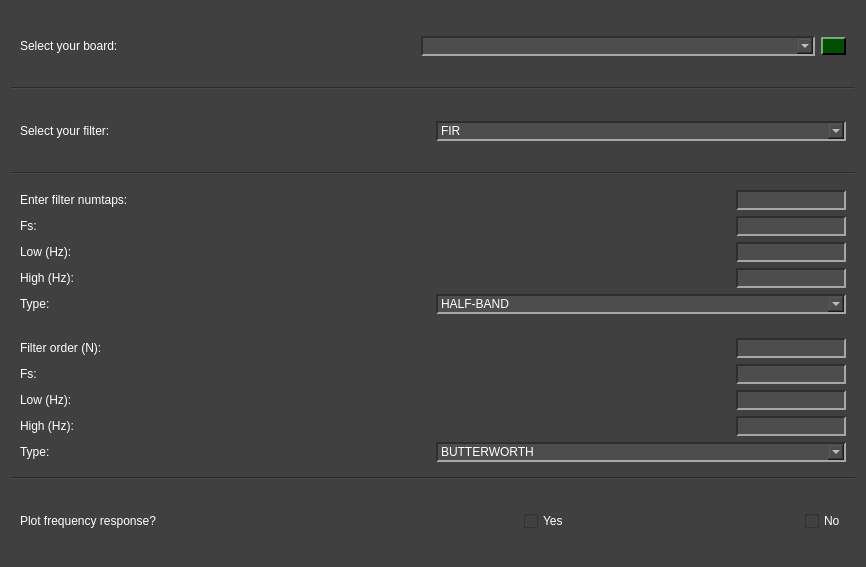
Qt form pydaq/uis/PYDAQ_Digital_filterss_widget.ui (viniciusfs14/pydaq-1) before a commit.
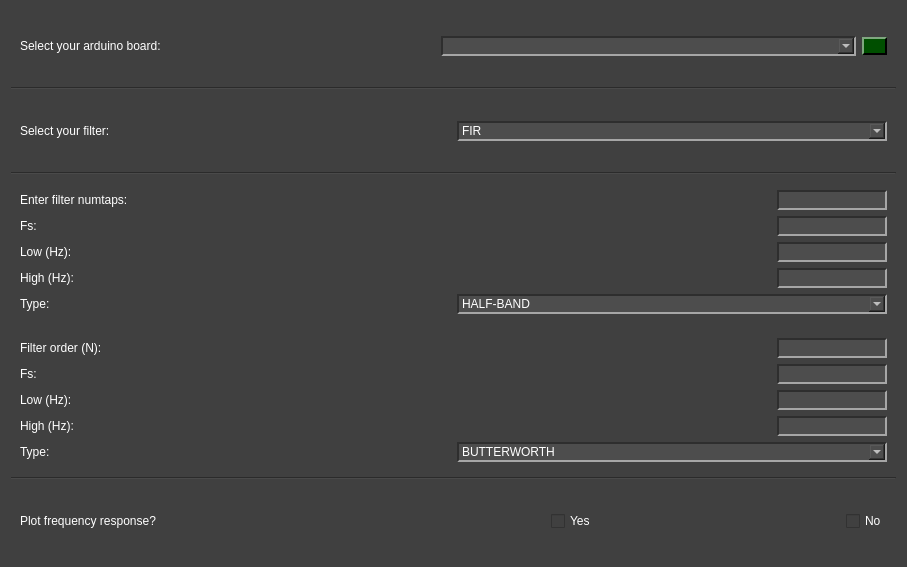
The same form after that commit. Icons and pictures are not drawn.

```diff
--- a/pydaq/uis/PYDAQ_Digital_filterss_widget.ui
+++ b/pydaq/uis/PYDAQ_Digital_filterss_widget.ui
@@ -6,7 +6,7 @@
    <rect>
     <x>0</x>
     <y>0</y>
-    <width>866</width>
+    <width>907</width>
     <height>567</height>
    </rect>
   </property>
@@ -298,15 +298,15 @@
     </widget>
    </item>
    <item row="0" column="0">
-    <widget class="QWidget" name="arduino_board" native="true">
+    <widget class="QWidget" name="arduino_selection" native="true">
      <layout class="QGridLayout" name="gridLayout_3">
       <item row="0" column="1">
-       <widget class="QComboBox" name="comboBox_3"/>
+       <widget class="QComboBox" name="arduino_board"/>
       </item>
       <item row="0" column="0">
        <widget class="QLabel" name="label_7">
         <property name="text">
-         <string>Select your board:</string>
+         <string>Select your arduino board:</string>
         </property>
        </widget>
       </item>
```
